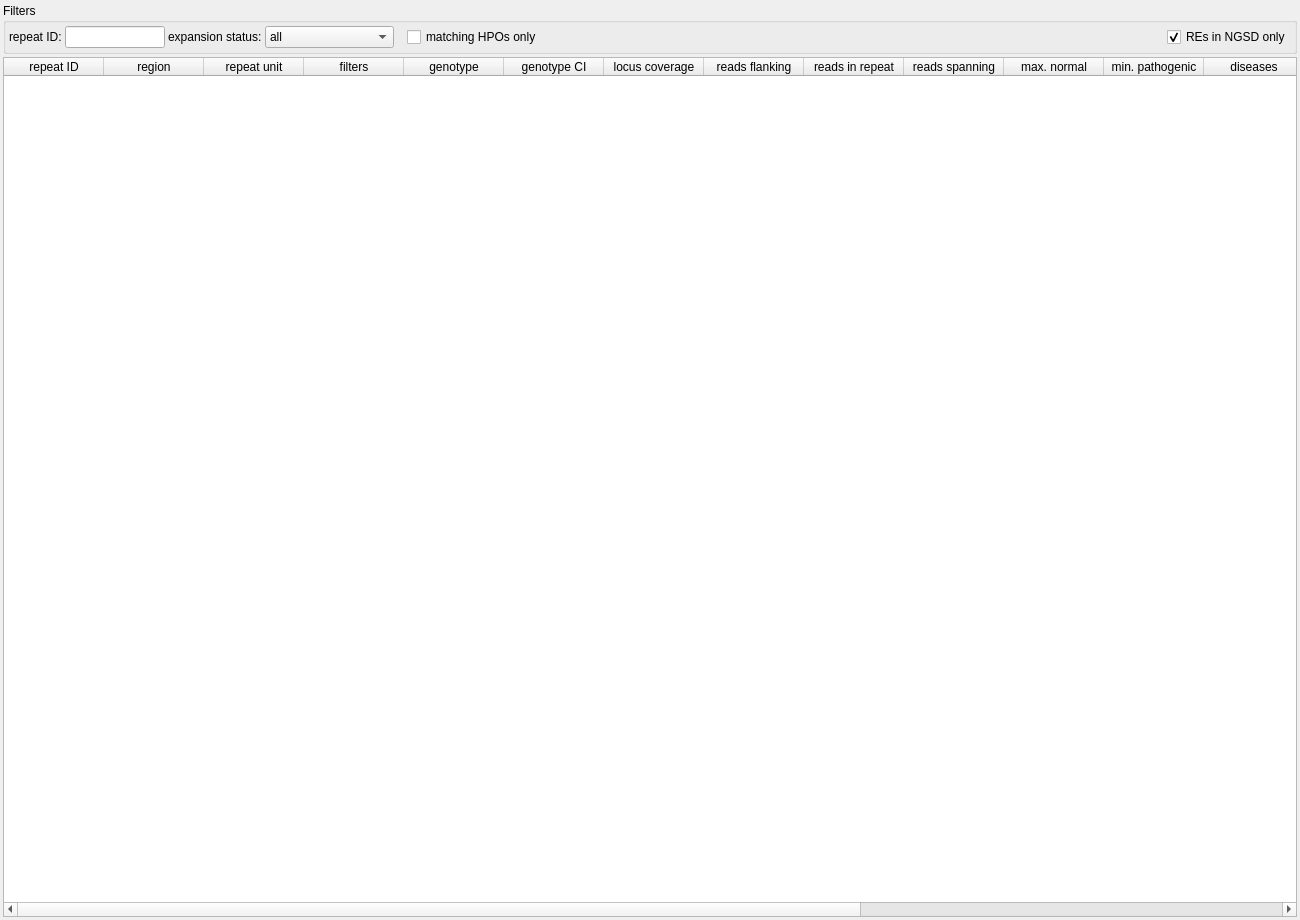
First picture: the form in src/GSvar/RepeatExpansionWidget.ui, repository imgag/ngs-bits, before the edit.
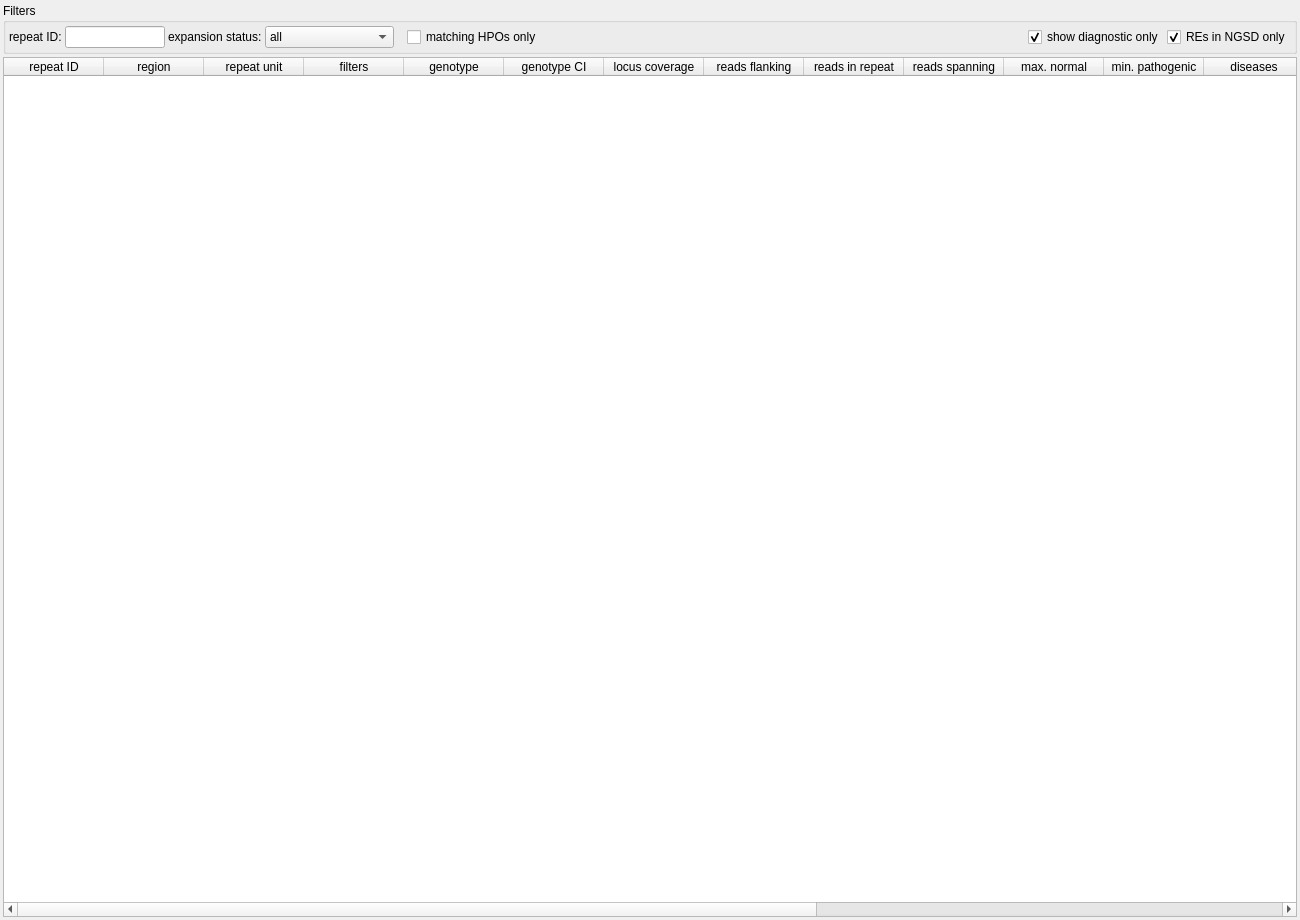
Second picture: the form after the edit.

Commit message: Updated RE widget

What changed in the file:
```diff
--- a/src/GSvar/RepeatExpansionWidget.ui
+++ b/src/GSvar/RepeatExpansionWidget.ui
@@ -152,6 +152,16 @@
         </property>
        </spacer>
       </item>
+      <item>
+       <widget class="QCheckBox" name="filter_diagnostic">
+        <property name="text">
+         <string>show diagnostic only</string>
+        </property>
+        <property name="checked">
+         <bool>true</bool>
+        </property>
+       </widget>
+      </item>
       <item>
        <widget class="QCheckBox" name="filter_ngsd">
         <property name="text">
@@ -314,6 +324,11 @@
        <string>HPO terms</string>
       </property>
      </column>
+     <column>
+      <property name="text">
+       <string>type</string>
+      </property>
+     </column>
     </widget>
    </item>
   </layout>
```
The commit also changes 2 other files.
